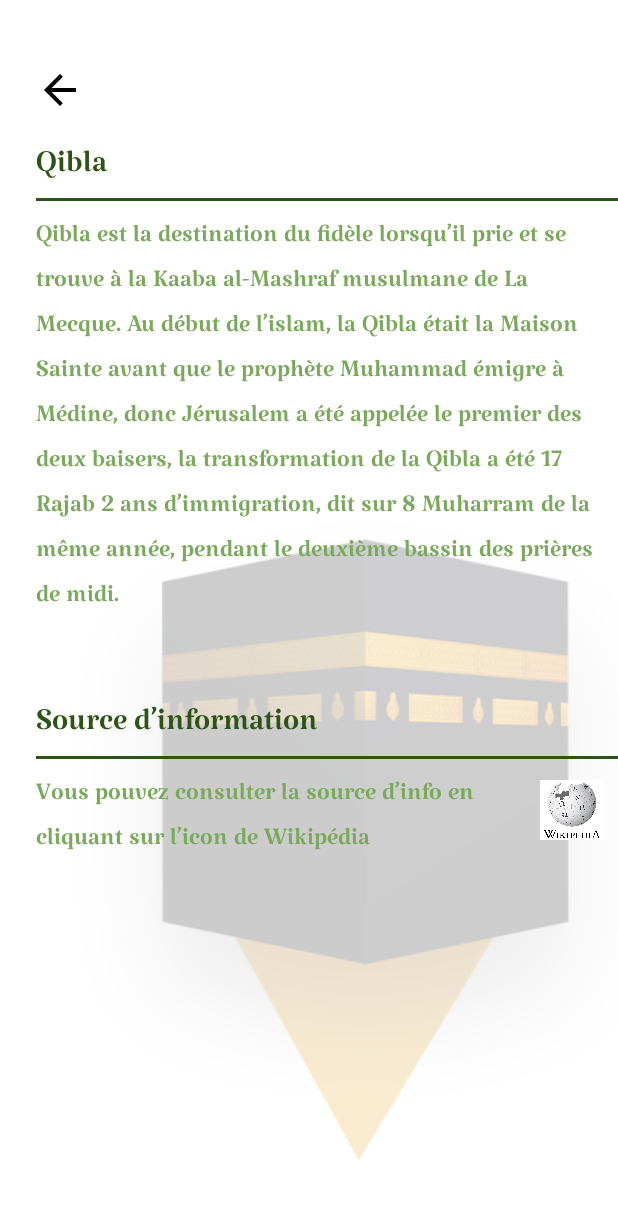
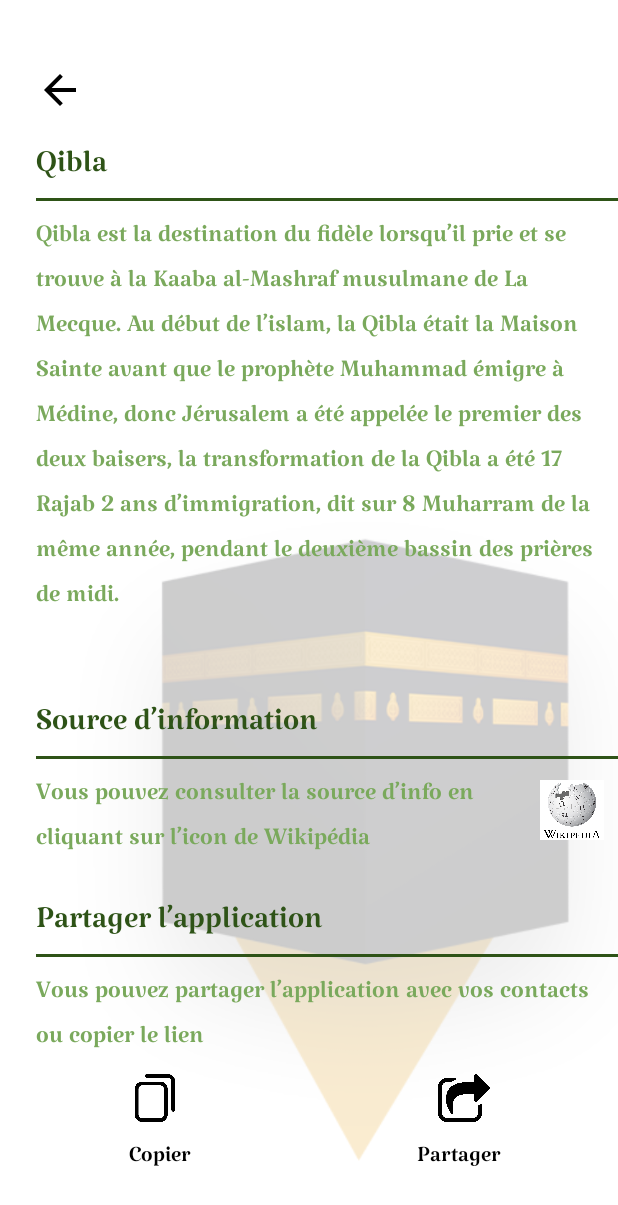
Before and after one commit to tahajadid/TijahQibla-Compose, an Android app built with Jetpack Compose: the SettingsScreen screen opened through its navigation route, on a phone screen of 412 x 824 dp. Shown: the top 1205 px of the screen. Run offline under Robolectric (Android 15) with nearby library versions, the phone set to English and light mode, and no system bars; our stand-ins replace Dagger/Hilt's generated code, accompanist.

Commit message:
Add copy and share icons

```diff
--- a/app/src/main/java/com/tahadeta/qiblatijah/MainActivity.kt
+++ b/app/src/main/java/com/tahadeta/qiblatijah/MainActivity.kt
@@ -2,6 +2,8 @@ package com.tahadeta.qiblatijah
 
 import android.content.Context
 import android.app.LocaleManager
+import android.content.ClipData
+import android.content.ClipboardManager
 import android.content.Intent
 import android.hardware.Sensor
 import android.hardware.SensorEvent
@@ -22,17 +24,16 @@ import com.tahadeta.qiblatijah.ui.theme.QiblaTijahTheme
 import android.os.LocaleList
 import android.provider.Settings
 import android.util.Log
+import android.widget.Toast
 import androidx.compose.animation.ExperimentalAnimationApi
 import androidx.compose.runtime.LaunchedEffect
-import androidx.compose.runtime.collectAsState
 import androidx.compose.runtime.getValue
 import androidx.compose.runtime.remember
 import androidx.compose.runtime.setValue
-import androidx.compose.ui.platform.LocalContext
 import androidx.core.splashscreen.SplashScreen.Companion.installSplashScreen
-import androidx.lifecycle.ViewModelProvider
 import androidx.navigation.compose.rememberNavController
 import com.google.accompanist.pager.ExperimentalPagerApi
+import com.tahadeta.qiblatijah.utils.Constants.APP_LINK
 import com.tahadeta.qiblatijah.viewModel.SplashViewModel
 import dagger.hilt.android.AndroidEntryPoint
 import java.util.Locale
@@ -205,9 +206,44 @@ class MainActivity : ComponentActivity(), SensorEventListener {
     }
 
 
+    /**
+     * function that open wikipedia link
+     */
     fun openUrl(url: String) {
         val intent = Intent(Intent.ACTION_VIEW, Uri.parse(url))
         this.startActivity(intent)
+    }
+
+    /**
+     * function that create an Intent to share the app link
+     */
+    fun shareAppLink() {
+        try {
+            val shareIntent = Intent(Intent.ACTION_SEND)
+            shareIntent.type = "text/plain"
+            shareIntent.putExtra(Intent.EXTRA_SUBJECT, "TIJAH QIBLA")
+            var shareMessage = "\nJe te recommande cette application\n\n"
+            val link = APP_LINK
+            shareMessage =
+                """
+                $shareMessage $link
+                    """.trimIndent()
+            shareIntent.putExtra(Intent.EXTRA_TEXT, shareMessage)
+            startActivity(Intent.createChooser(shareIntent, "choose one"))
+        } catch (e: Exception) {
+            // e.toString();
+        }
+
+    }
+
+    /**
+     * function that add the app link in clipboard
+     */
+    fun copyAppLink(){
+        val clipboardManager = this.getSystemService(CLIPBOARD_SERVICE) as ClipboardManager
+        val clipData = ClipData.newPlainText("label", APP_LINK)
+        Toast.makeText(this.applicationContext, "text copié", Toast.LENGTH_SHORT).show()
+        clipboardManager.setPrimaryClip(clipData)
     }
 
     private fun getDeviceLanguage(): String  {
--- a/app/src/main/java/com/tahadeta/qiblatijah/ui/screens/SettingsScreen.kt
+++ b/app/src/main/java/com/tahadeta/qiblatijah/ui/screens/SettingsScreen.kt
@@ -40,6 +40,7 @@ import androidx.compose.ui.Alignment
 import androidx.compose.ui.Modifier
 import androidx.compose.ui.draw.alpha
 import androidx.compose.ui.draw.rotate
+import androidx.compose.ui.graphics.Color
 import androidx.compose.ui.graphics.vector.rememberVectorPainter
 import androidx.compose.ui.platform.LocalLayoutDirection
 import androidx.compose.ui.res.painterResource
@@ -207,6 +208,27 @@ fun SettingsScreen(
                         )
 
                         SourceInfoSection()
+
+                        // add source of the information section
+                        AddSpace(30)
+
+                        Text(
+                            text = stringResource(id = R.string.settings_sharing_title),
+                            modifier = Modifier.padding(start = 24.dp),
+                            color = RightLabelColor,
+                            fontFamily = katibehRegular,
+                            fontSize = 28.sp,
+                        )
+
+                        Box(
+                            modifier = Modifier
+                                .fillMaxWidth()
+                                .height(6.dp)
+                                .padding(top = 4.dp, start = 24.dp)
+                                .background(RightLabelColor)
+                        )
+
+                        ShareAppSection()
                     }
                 }
             }
@@ -305,6 +327,94 @@ fun SourceInfoSection(){
 }
 
 
+@OptIn(ExperimentalPagerApi::class)
+@Composable
+fun ShareAppSection(){
+    Column {
+        Text(
+            text = stringResource(id = R.string.settings_sharing_description),
+            modifier = Modifier
+                .padding(start = 24.dp, end = 16.dp, top = 16.dp),
+            color = ColorCorrect,
+            fontFamily = katibehRegular,
+            fontSize = 22.sp,
+            style = TextStyle(
+                lineHeight = 30.sp
+            )
+        )
+
+        Row(
+            modifier = Modifier.padding(top = 10.dp)
+        ) {
+            Image(
+                painter = painterResource(
+                    id = R.drawable.copy
+                ),
+                contentDescription = "copyIcon",
+                modifier = Modifier
+                    .size(32.dp)
+                    .weight(0.5F)
+                    .align(Alignment.CenterVertically)
+                    .clickable {
+                        MainActivity.activityInstance.copyAppLink()
+                    }
+            )
+
+            Image(
+                painter = painterResource(
+                    id = R.drawable.share
+                ),
+                contentDescription = "shareIcon",
+                modifier = Modifier
+                    .size(32.dp)
+                    .weight(0.5F)
+                    .align(Alignment.CenterVertically)
+                    .clickable {
+                        MainActivity.activityInstance.shareAppLink()
+                    }
+            )
+        }
+
+
+        Row {
+
+            Text(
+                text = "Copier",
+                modifier = Modifier
+                    .fillMaxWidth()
+                    .padding(start = 24.dp, end = 16.dp, top = 16.dp)
+                    .weight(0.5F),
+                textAlign = TextAlign.Center,
+                color = Color.Black,
+                fontFamily = katibehRegular,
+                fontSize = 20.sp,
+                style = TextStyle(
+                    lineHeight = 30.sp
+                )
+            )
+
+            Text(
+                text = "Partager",
+                modifier = Modifier
+                    .fillMaxWidth()
+                    .padding(start =10.dp, end = 16.dp, top = 16.dp)
+                    .weight(0.5F),
+                textAlign = TextAlign.Center,
+                color = Color.Black,
+                fontFamily = katibehRegular,
+                fontSize = 20.sp,
+                style = TextStyle(
+                    lineHeight = 30.sp
+                )
+            )
+        }
+
+    }
+
+
+}
+
+
 @Composable
 fun CorrectQiblaDescription(){
     Text(
--- a/app/src/main/java/com/tahadeta/qiblatijah/utils/Constants.kt
+++ b/app/src/main/java/com/tahadeta/qiblatijah/utils/Constants.kt
@@ -9,5 +9,6 @@ object Constants {
     const val KAABA_LON = 39.8262
 
     const val WIKIPEDIA_LINK = "https://fr.wikipedia.org/wiki/Qibla"
+    const val APP_LINK = "https://play.google.com/store/apps/details?id=com.tahadeta.qiblatijah"
 
 }
--- a/app/src/main/res/values/strings.xml
+++ b/app/src/main/res/values/strings.xml
@@ -38,6 +38,8 @@
     <string name="setting_location_button">Donner access a la localisation</string>
     <string name="settings_info_title">Source d’information</string>
     <string name="settings_info_description">Vous pouvez consulter la source d’info en cliquant sur l’icon de Wikipédia</string>
+    <string name="settings_sharing_title">Partager l’application</string>
+    <string name="settings_sharing_description">Vous pouvez partager l’application avec vos contacts ou copier le lien</string>
 
     <string name="lang_ar">العربية</string>
     <string name="lang_fr">Français</string>
```
Also changed, not shown: app/src/main/res/drawable/copy.png (added), app/src/main/res/drawable/share.png (added), 1 other file.
